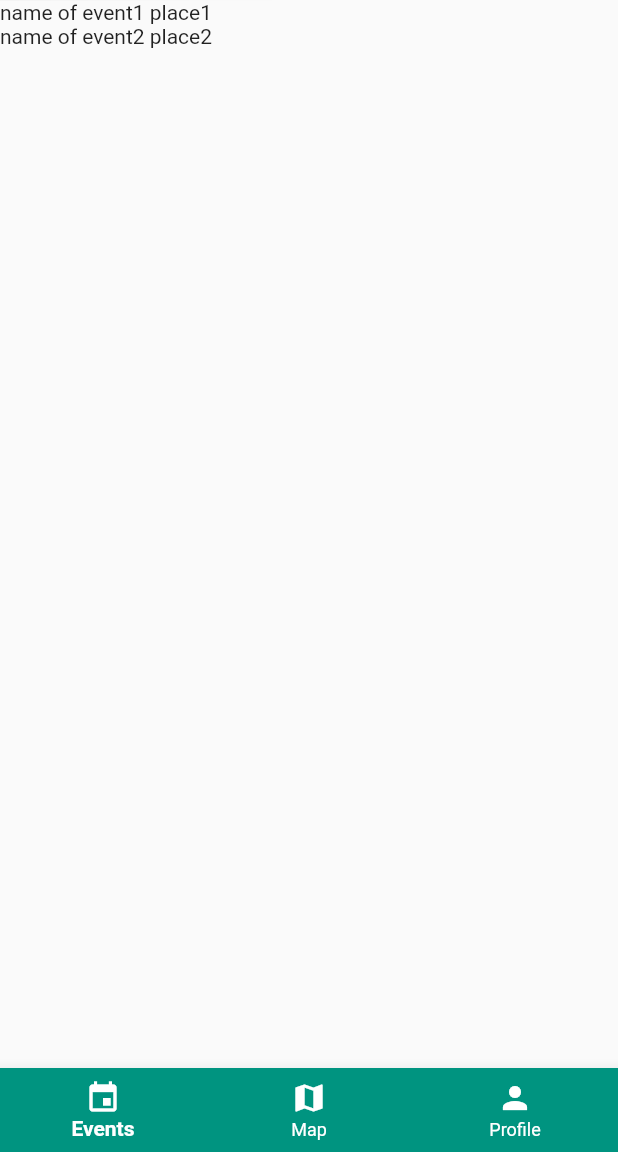
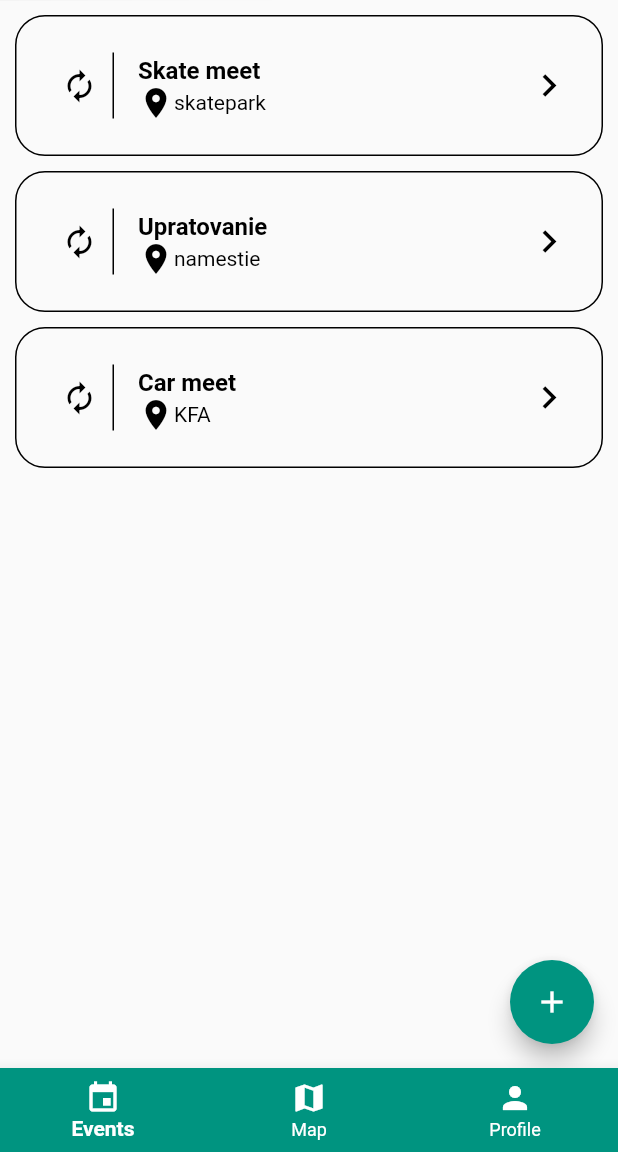
Before and after one commit to Kaldesyvon/sweet-fifteen, a Flutter app: the screen it shows after launch, on a phone screen of 412 x 824 dp, the part 84-1236 px from its top. Run offline on Flutter 3.47's test engine with Material 2 defaults, Android fonts, the light colour scheme and no system bars.

Commit message:
Adding event support

```diff
--- a/sweetfifteen/lib/event.dart
+++ /dev/null
@@ -1,24 +0,0 @@
-import 'package:flutter/material.dart';
-import 'package:sweetfifteen/events.dart';
-
-
-class Event extends StatefulWidget {
-  final String eventName;
-  final String eventPlace;
-
-  const Event({super.key, required this.eventName, required this.eventPlace});
-
-  @override
-  State<StatefulWidget> createState() {
-    return _EventState();
-  }
-}
-
-class _EventState extends State<Event> {
-  _EventState();
-
-  @override
-  Widget build(BuildContext context) {
-    return Text("${widget.eventName} ${widget.eventPlace}");
-  }
-}
--- /dev/null
+++ b/sweetfifteen/lib/event/event.dart
@@ -0,0 +1,52 @@
+import 'package:flutter/material.dart';
+import 'package:sweetfifteen/event/events.dart';
+
+
+class Event extends StatefulWidget {
+  final String eventName;
+  final String eventPlace;
+
+  const Event({super.key, required this.eventName, required this.eventPlace});
+
+  @override
+  State<StatefulWidget> createState() {
+    return _EventState();
+  }
+}
+
+class _EventState extends State<Event> {
+  _EventState();
+
+  @override
+  Widget build(BuildContext context) {
+    return ListTile(
+        shape: RoundedRectangleBorder(
+          side: const BorderSide(color: Colors.black, width: 1),
+          borderRadius: BorderRadius.circular(20)
+        ),
+        onTap: () => {
+
+        },
+        contentPadding: const EdgeInsets.symmetric(horizontal: 20.0, vertical: 10.0),
+        leading: Container(
+          padding: const EdgeInsets.all(10),
+          decoration: const BoxDecoration(
+              border: Border(
+              right: BorderSide(width: 1.0, color: Colors.black))),
+          child: const Icon(Icons.autorenew, color: Colors.black),
+        ),
+        title: Text(
+          widget.eventName,
+          style: const TextStyle(color: Colors.black, fontWeight: FontWeight.bold),
+        ),
+
+        subtitle: Row(
+          children: <Widget>[
+            const Icon(Icons.place, color: Colors.black),
+            Text(widget.eventPlace, style: const TextStyle(color: Colors.black))
+          ],
+        ),
+        trailing:
+        const Icon(Icons.keyboard_arrow_right, color: Colors.black, size: 30.0));
+  }
+}
--- /dev/null
+++ b/sweetfifteen/lib/event/events.dart
@@ -0,0 +1,58 @@
+import 'dart:math';
+
+import 'package:flutter/material.dart';
+import 'package:sweetfifteen/event/add-event-dialog.dart';
+
+import 'event.dart';
+
+class EventsPage extends StatefulWidget {
+  const EventsPage({super.key});
+
+  @override
+  State<StatefulWidget> createState() {
+    return _EventsPageState();
+  }
+}
+
+class _EventsPageState extends State<EventsPage> {
+  final events = [
+    const Event(eventName: "Skate meet", eventPlace: "skatepark"),
+    const Event(eventName: "Upratovanie", eventPlace: "namestie"),
+    const Event(eventName: "Car meet", eventPlace: "KFA"),
+  ];
+
+  @override
+  Widget build(BuildContext context) {
+    return Scaffold(
+      body: ListView.separated(
+          scrollDirection: Axis.vertical,
+          itemCount: events.length,
+          padding: const EdgeInsets.all(10),
+          shrinkWrap: true,
+          itemBuilder: (BuildContext context, int index) {
+            return events[index];
+          },
+          separatorBuilder: (context, index) => const SizedBox(
+            height: 10,
+          )
+      ),
+      floatingActionButton: FloatingActionButton(
+        onPressed: () {
+          showDialog(
+              context: context,
+              builder: (context) {
+                return AddEventDialog(
+                    callback: (event) {
+                      events.add(event);
+                      setState(() {});
+                    }
+                );
+              }
+          );
+        },
+        backgroundColor: const Color.fromRGBO(0, 148, 128, 1.0),
+        child: const Icon(Icons.add),
+      ),
+    );
+  }
+}
--- a/sweetfifteen/lib/events.dart
+++ /dev/null
@@ -1,26 +0,0 @@
-import 'package:flutter/material.dart';
-
-import 'event.dart';
-
-class EventsPage extends StatefulWidget {
-  const EventsPage({super.key});
-
-  @override
-  State<StatefulWidget> createState() {
-    return _EventsPageState();
-  }
-}
-
-class _EventsPageState extends State<EventsPage> {
-  final events = [
-    const Event(eventName: "name of event1", eventPlace: "place1"),
-    const Event(eventName: "name of event2", eventPlace: "place2")
-  ];
-
-  @override
-  Widget build(BuildContext context) {
-    return ListView(
-        children: events
-      );
-  }
-}
--- a/sweetfifteen/lib/main.dart
+++ b/sweetfifteen/lib/main.dart
@@ -1,5 +1,5 @@
 import 'package:flutter/material.dart';
-import 'package:sweetfifteen/events.dart';
+import 'package:sweetfifteen/event/events.dart';
 
 void main() {
   runApp(const MainPage());
```
Also changed, not shown: sweetfifteen/lib/event/add-event-dialog.dart (added, +121 -0 lines), sweetfifteen/lib/event/event-detail-dialog.dart (added, +106 -0 lines).
